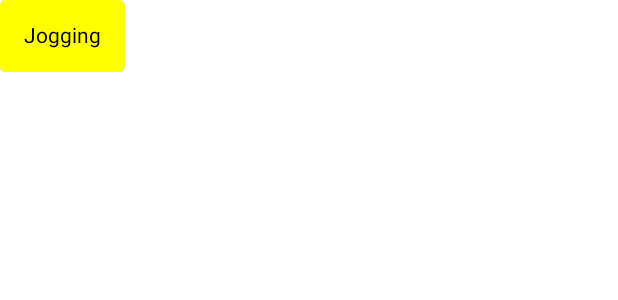
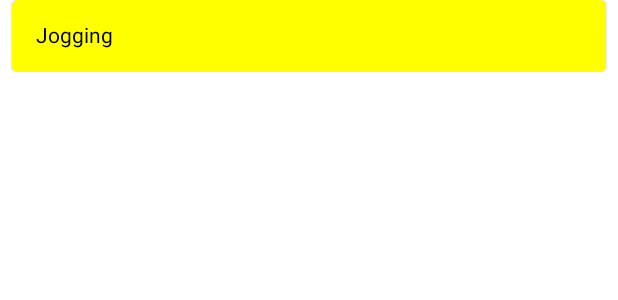
Before and after one commit to justinyue1643/JetpackComposeToDoList, an Android app built with Jetpack Compose: the @Preview function PreviewTaskCard, on a phone screen of 412 x 824 dp. Shown: the top 300 px of the screen. Run offline under Robolectric (Android 15) with nearby library versions, the phone set to English and light mode, and no system bars.

```diff
--- a/app/src/main/AndroidManifest.xml
+++ b/app/src/main/AndroidManifest.xml
@@ -1,6 +1,7 @@
 <?xml version="1.0" encoding="utf-8"?>
 <manifest xmlns:android="http://schemas.android.com/apk/res/android"
     package="com.example.todolistpractice">
+    <uses-permission android:name="android.permission.INTERNET"/>
 
     <application
         android:allowBackup="true"
--- a/app/src/main/java/com/example/todolistpractice/data/Task.kt
+++ b/app/src/main/java/com/example/todolistpractice/data/Task.kt
@@ -1,3 +1,3 @@
 package com.example.todolistpractice.data
 
-data class Task(val name: String)
+data class Task(val TaskID: Int, val taskName: String)
--- a/app/src/main/java/com/example/todolistpractice/ui/screens/Home/HomeComposables.kt
+++ b/app/src/main/java/com/example/todolistpractice/ui/screens/Home/HomeComposables.kt
@@ -1,20 +1,19 @@
 package com.example.todolistpractice.ui.screens.Home
 
 import androidx.compose.foundation.clickable
-import androidx.compose.foundation.layout.Box
-import androidx.compose.foundation.layout.Row
-import androidx.compose.foundation.layout.fillMaxWidth
-import androidx.compose.foundation.layout.padding
+import androidx.compose.foundation.layout.*
 import androidx.compose.foundation.lazy.LazyColumn
 import androidx.compose.material.Button
 import androidx.compose.material.Card
 import androidx.compose.material.Text
 import androidx.compose.material.TextField
 import androidx.compose.runtime.Composable
+import androidx.compose.ui.Alignment
 import androidx.compose.ui.Modifier
 import androidx.compose.ui.graphics.Color
 import androidx.compose.ui.tooling.preview.Preview
 import androidx.compose.ui.unit.dp
+import androidx.compose.ui.unit.lerp
 import androidx.navigation.NavHostController
 import androidx.navigation.compose.navigate
 import com.example.todolistpractice.data.Task
@@ -28,6 +27,8 @@ fun PreviewSearchField() {
 @Composable
 fun SearchField(name: String, onQueryChange: (value: String) -> Unit, onClick: () -> Unit) {
     Row(
+        verticalAlignment = Alignment.CenterVertically,
+        horizontalArrangement = Arrangement.SpaceAround,
         modifier = Modifier
             .padding(16.dp)
             .fillMaxWidth()
@@ -43,28 +44,33 @@ fun SearchField(name: String, onQueryChange: (value: String) -> Unit, onClick: (
 @Preview
 @Composable
 fun PreviewTaskCard() {
-    TaskCard(Task("Jogging"), {})
+    TaskCard(Task(1,"Jogging"), {})
 }
 
 @Composable
 fun TaskCard(t: Task, onClick: () -> Unit) {
     Card(
-        backgroundColor = Color.Yellow
+        backgroundColor = Color.Yellow,
+        modifier = Modifier.padding(horizontal = 8.dp)
     ) {
         Box(modifier = Modifier
             .padding(16.dp)
+            .fillMaxWidth()
             .clickable(onClick = onClick)
         ) {
-            Text(t.name)
+            Text(t.taskName)
         }
     }
 }
 
 @Composable
 fun ListOfTasks(taskList: List<Task>, navHostController: NavHostController) {
-    LazyColumn() {
+    LazyColumn(modifier = Modifier.fillMaxSize()) {
         items(taskList.size) { index ->
             TaskCard(taskList[index], onClick = {navHostController.navigate("TaskScreen")})
+            if (index != taskList.size - 1) {
+                Spacer(modifier = Modifier.height(16.dp))
+            }
         }
     }
 }
```
Also changed, not shown: app/build.gradle (+9 -0 lines), app/src/main/java/com/example/todolistpractice/data/Responses.kt (added, +7 -0 lines), app/src/main/java/com/example/todolistpractice/models/HomeViewModel.kt (+15 -0 lines), app/src/main/java/com/example/todolistpractice/network/DynamoApi.kt (added, +38 -0 lines), app/src/main/java/com/example/todolistpractice/ui/screens/Home/HomeScreen.kt (+13 -3 lines).
